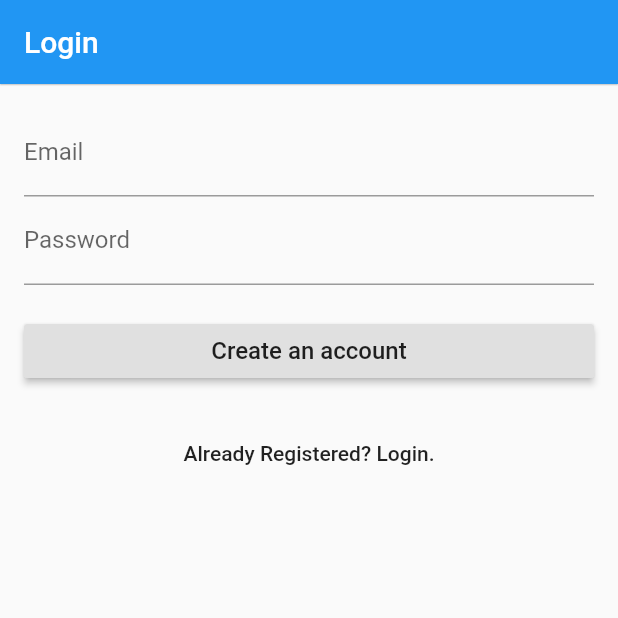
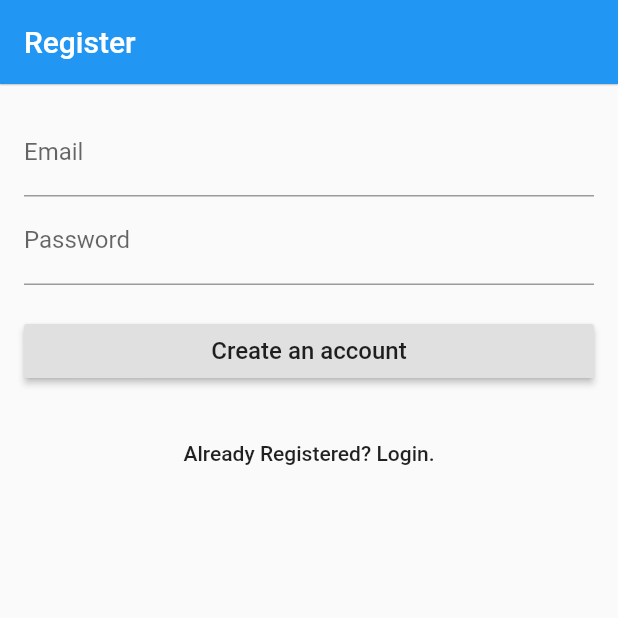
Before and after one commit to Kaakati/Flutter-Firebase, a Flutter app: the screen it shows after launch, after a tap on "Login", after a tap on "Not Registered? Create Account.", on a phone screen of 412 x 824 dp, the top half of it. Run offline on Flutter 3.47's test engine with Material 2 defaults, Android fonts, the phone set to English and light mode, and no system bars; our stand-ins replace firebase_auth; accounts and stored records are empty.

Commit message:
Switch Navbar title upon form type.

```diff
--- a/lib/login_page.dart
+++ b/lib/login_page.dart
@@ -63,7 +63,7 @@ class _LoginPageState extends State<LoginPage> {
   Widget build(BuildContext context) {
     return Container(
       child: Scaffold(
-        appBar: _navBar(context, 'Login'),
+        appBar: _navBar(context, _formType == FormType.login ? 'Login' : 'Register'),
         body: Container(
           child: SafeArea(
             minimum: const EdgeInsets.all(16),
```
